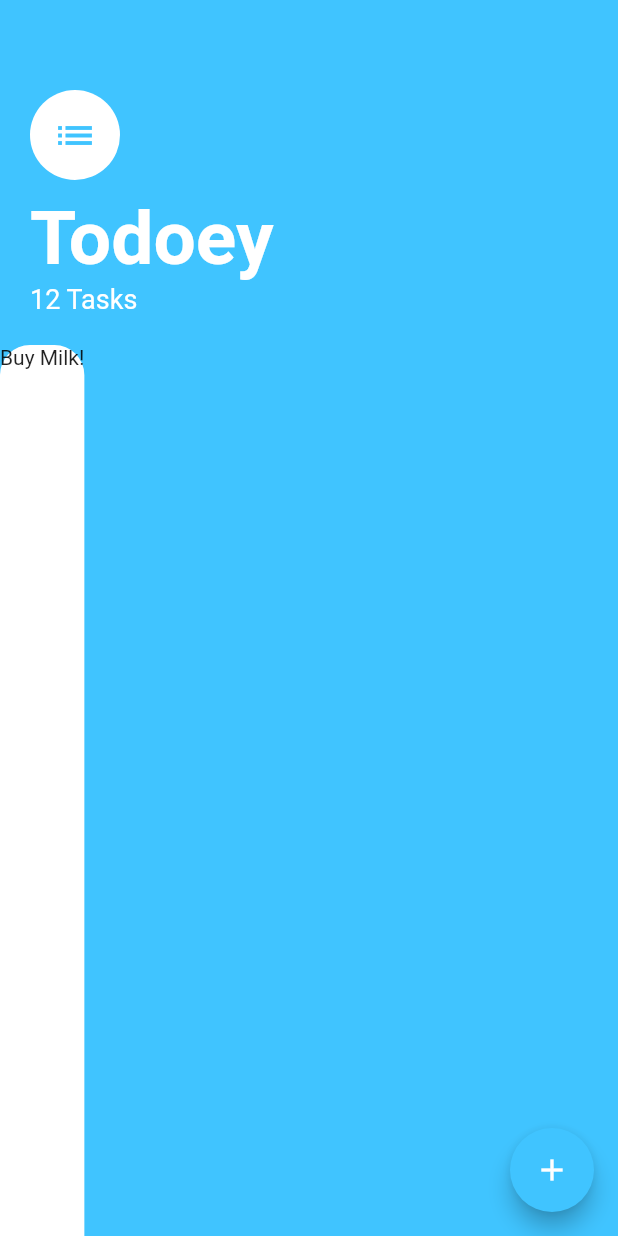
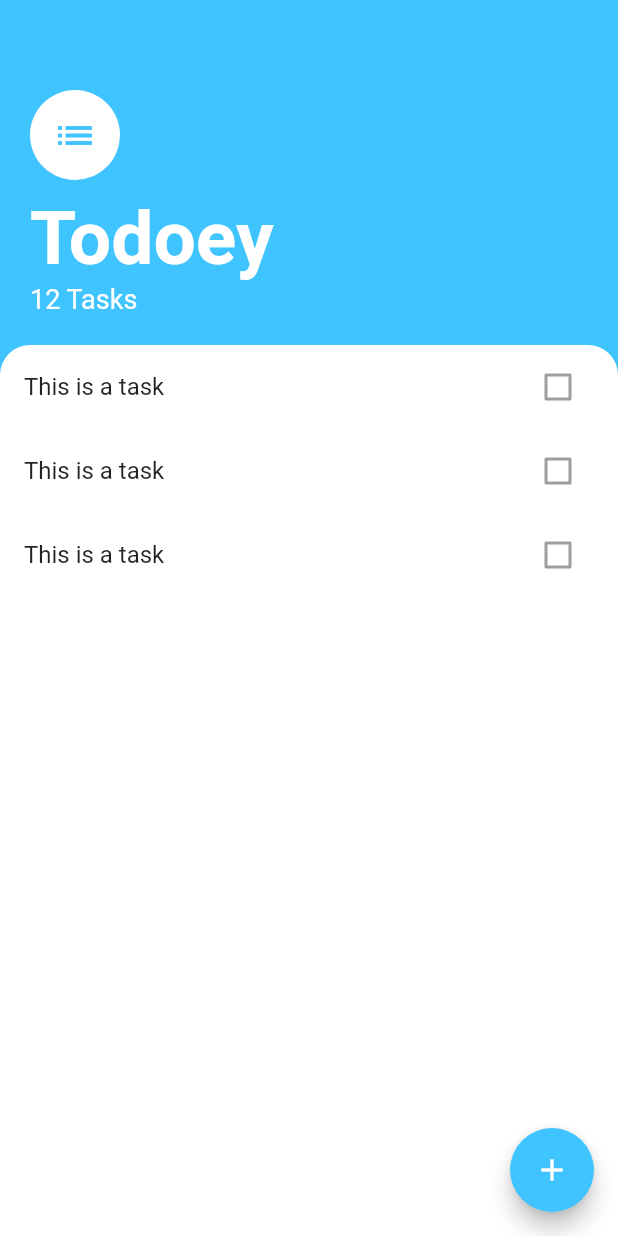
Before and after one commit to MostafaAtef96/the_complete_app_by_appbrewery, a Flutter app: the TasksScreen screen opened directly, on a phone screen of 412 x 824 dp. Run offline on Flutter 3.47's test engine with Material 2 defaults, Android fonts, the phone set to English and light mode, and no system bars; our stand-ins replace animated_text_kit, audioplayers, cloud_firestore, firebase_auth, firebase_core, flutter_spinkit and 4 more; accounts and stored records are empty.

Commit message:
:recycle: Refactored the created mockup of the Todoey app.

```diff
--- a/lib/todoey/tasks_screen.dart
+++ b/lib/todoey/tasks_screen.dart
@@ -1,4 +1,5 @@
 import 'package:flutter/material.dart';
+import 'package:the_complete_app_by_appbrewery/todoey/widgets/tasks_list.dart';
 
 class TasksScreen extends StatelessWidget {
   @override
@@ -56,7 +57,7 @@ class TasksScreen extends StatelessWidget {
                   topRight: Radius.circular(20.0),
                 ),
               ),
-              child: Text('Buy Milk!'),
+              child: TasksList(),
             ),
           )
         ],
--- /dev/null
+++ b/lib/todoey/widgets/task_tile.dart
@@ -0,0 +1,13 @@
+import 'package:flutter/material.dart';
+
+class TaskTile extends StatelessWidget {
+  @override
+  Widget build(BuildContext context) {
+    return ListTile(
+      title: Text('This is a task'),
+      trailing: Checkbox(
+        value: false,
+      ),
+    );
+  }
+}
--- /dev/null
+++ b/lib/todoey/widgets/tasks_list.dart
@@ -0,0 +1,15 @@
+import 'package:flutter/material.dart';
+import 'package:the_complete_app_by_appbrewery/todoey/widgets/task_tile.dart';
+
+class TasksList extends StatelessWidget {
+  @override
+  Widget build(BuildContext context) {
+    return ListView(
+      children: [
+        TaskTile(),
+        TaskTile(),
+        TaskTile(),
+      ],
+    );
+  }
+}
```
